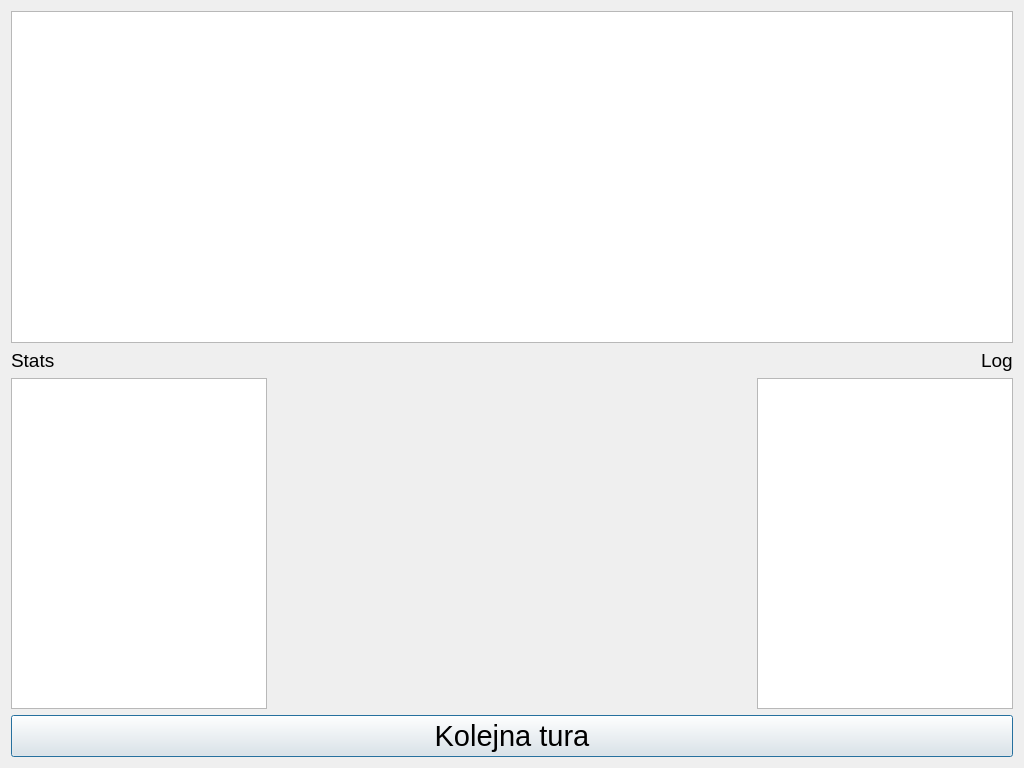
The window that dialog.ui (evolvazpr/evolva) describes before a commit, drawn with Qt 5.
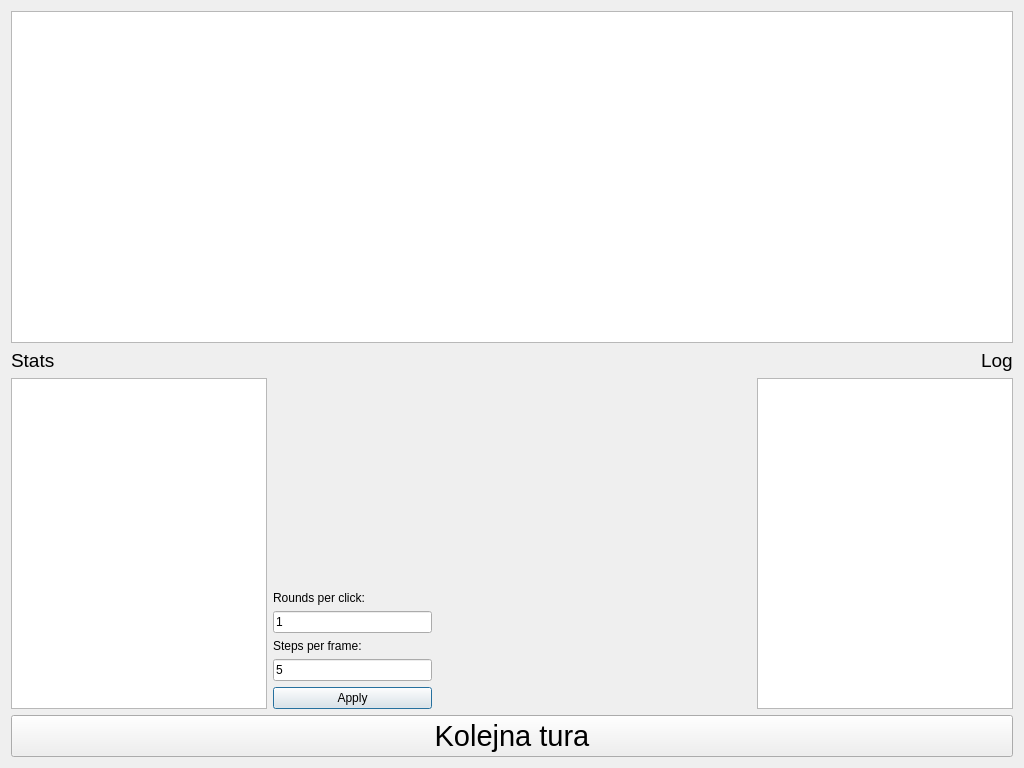
The same window after the commit.

Commit message: added interface to enter speed of simulation etc.

```diff
--- a/dialog.ui
+++ b/dialog.ui
@@ -85,17 +85,65 @@
       </widget>
      </item>
      <item>
-      <spacer name="horizontalSpacer_3">
-       <property name="orientation">
-        <enum>Qt::Horizontal</enum>
+      <layout class="QVBoxLayout" name="verticalLayout_2">
+       <property name="sizeConstraint">
+        <enum>QLayout::SetDefaultConstraint</enum>
        </property>
-       <property name="sizeHint" stdset="0">
-        <size>
-         <width>40</width>
-         <height>20</height>
-        </size>
-       </property>
-      </spacer>
+       <item>
+        <spacer name="verticalSpacer">
+         <property name="orientation">
+          <enum>Qt::Vertical</enum>
+         </property>
+         <property name="sizeHint" stdset="0">
+          <size>
+           <width>20</width>
+           <height>40</height>
+          </size>
+         </property>
+        </spacer>
+       </item>
+       <item>
+        <widget class="QLabel" name="label_2">
+         <property name="text">
+          <string>Rounds per click:</string>
+         </property>
+        </widget>
+       </item>
+       <item>
+        <widget class="QLineEdit" name="lineEdit_rounds">
+         <property name="text">
+          <string>1</string>
+         </property>
+        </widget>
+       </item>
+       <item>
+        <widget class="QLabel" name="label">
+         <property name="sizePolicy">
+          <sizepolicy hsizetype="Fixed" vsizetype="Fixed">
+           <horstretch>0</horstretch>
+           <verstretch>0</verstretch>
+          </sizepolicy>
+         </property>
+         <property name="text">
+          <string>Steps per frame:</string>
+         </property>
+        </widget>
+       </item>
+       <item>
+        <widget class="QLineEdit" name="lineEdit_steps">
+         <property name="text">
+          <string>5</string>
+         </property>
+        </widget>
+       </item>
+       <item>
+        <widget class="QPushButton" name="pushButton_2">
+         <property name="text">
+          <string>Apply</string>
+         </property>
+        </widget>
+       </item>
+      </layout>
      </item>
      <item>
       <spacer name="horizontalSpacer">
```
The commit also changes 4 other files.
